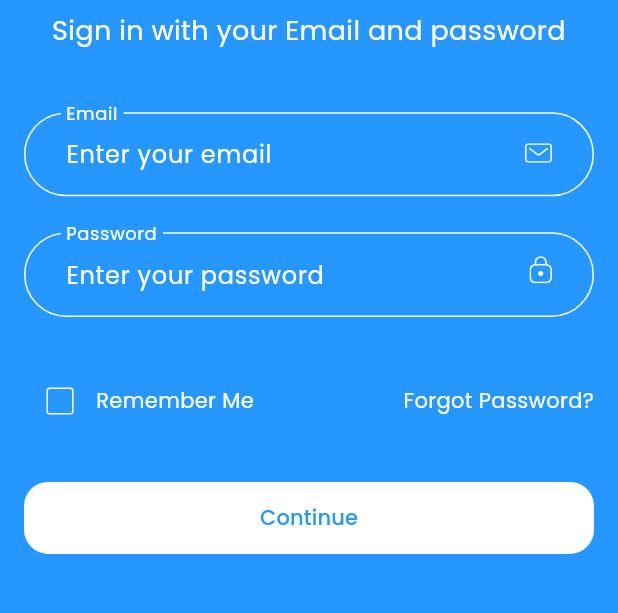
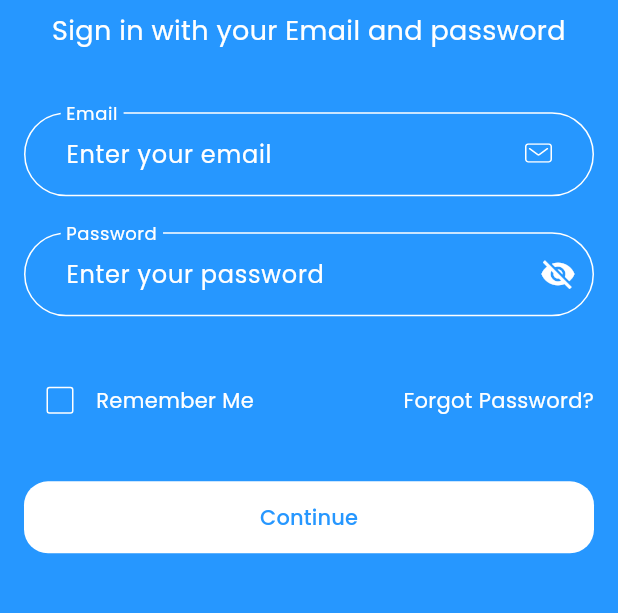
Before and after one commit to hosannatextile/SuperAdmin-Dashboard, a Flutter app: the screen it shows after launch, on a phone screen of 412 x 824 dp, the part 377-990 px from its top. Run offline on Flutter 3.47's test engine with Material 3 defaults, Android fonts, the phone set to English and light mode, and no system bars; our stand-ins replace file_picker, fl_chart, flutter_svg, get, google_fonts; missing offline and left inert: dart:html, dart:js_interop; accounts and stored records are empty; project files that could hold a hidden picture were left out.

Commit message:
update full admin dashboard

```diff
--- a/lib/screens/login.dart
+++ b/lib/screens/login.dart
@@ -21,6 +21,7 @@ class LoginScreen extends StatefulWidget {
 
 class _LoginScreenState extends State<LoginScreen> {
   bool _rememberMe = false;
+  bool obscureText = true;
   TextEditingController reasonController = TextEditingController();
   TextEditingController emailController = TextEditingController();
   TextEditingController passwordController = TextEditingController();
@@ -133,7 +134,7 @@ class _LoginScreenState extends State<LoginScreen> {
             padding: const EdgeInsets.symmetric(vertical: 24),
             child: TextFormField(
                style: TextStyle(color: Colors.white),
-              obscureText: true,
+              obscureText: obscureText,
               controller: passwordController,
               decoration: InputDecoration(
                   hintText: "Enter your password",
@@ -145,10 +146,17 @@ class _LoginScreenState extends State<LoginScreen> {
                     horizontal: 24,
                     vertical: 16,
                   ),
-                  suffix: SvgPicture.string(
-                    lockIcon,
-                    color: Colors.white,
-                  ),
+                   suffixIcon: IconButton(
+                                icon: Icon(
+                                  obscureText ? Icons.visibility_off : Icons.visibility,
+                                  color: Colors.white,
+                                ),
+                                onPressed: () {
+                                  setState(() {
+                                    obscureText = !obscureText;
+                                  });
+                                },
+                              ),
                   border: authOutlineInputBorder,
                   enabledBorder: authOutlineInputBorder,
                   focusedBorder: authOutlineInputBorder.copyWith(
```
Also changed, not shown: 4 other files.
